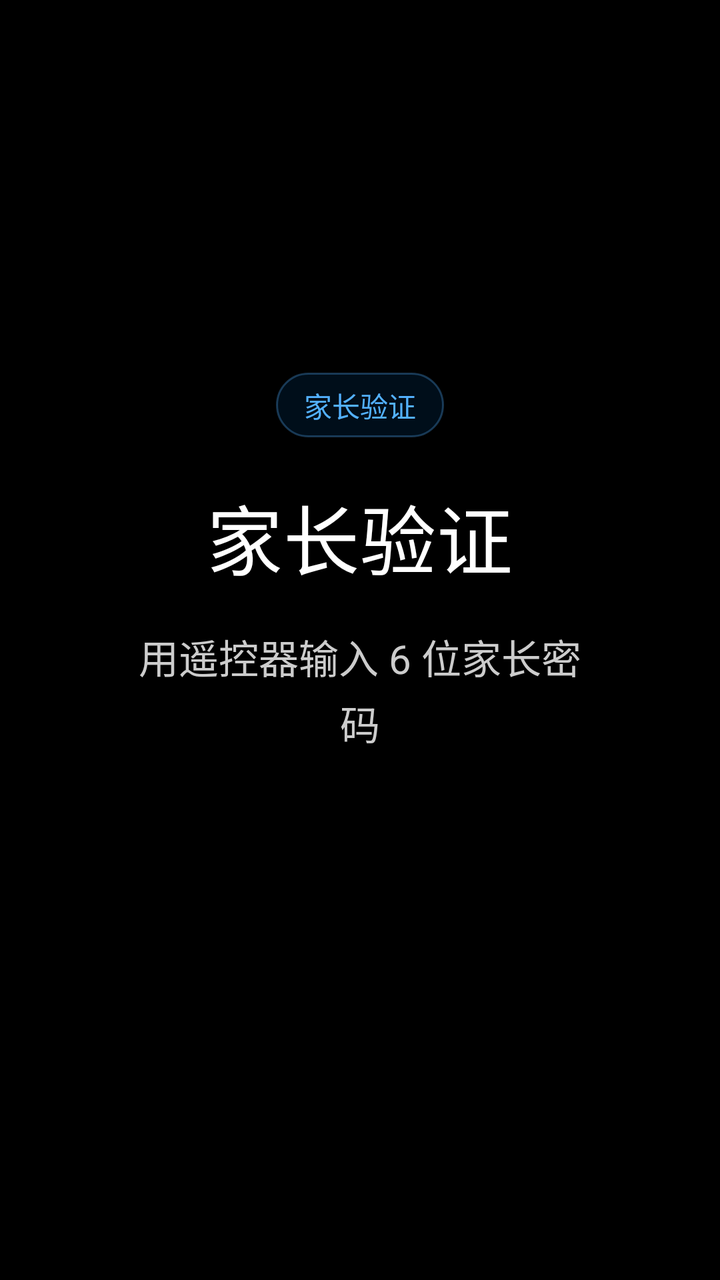
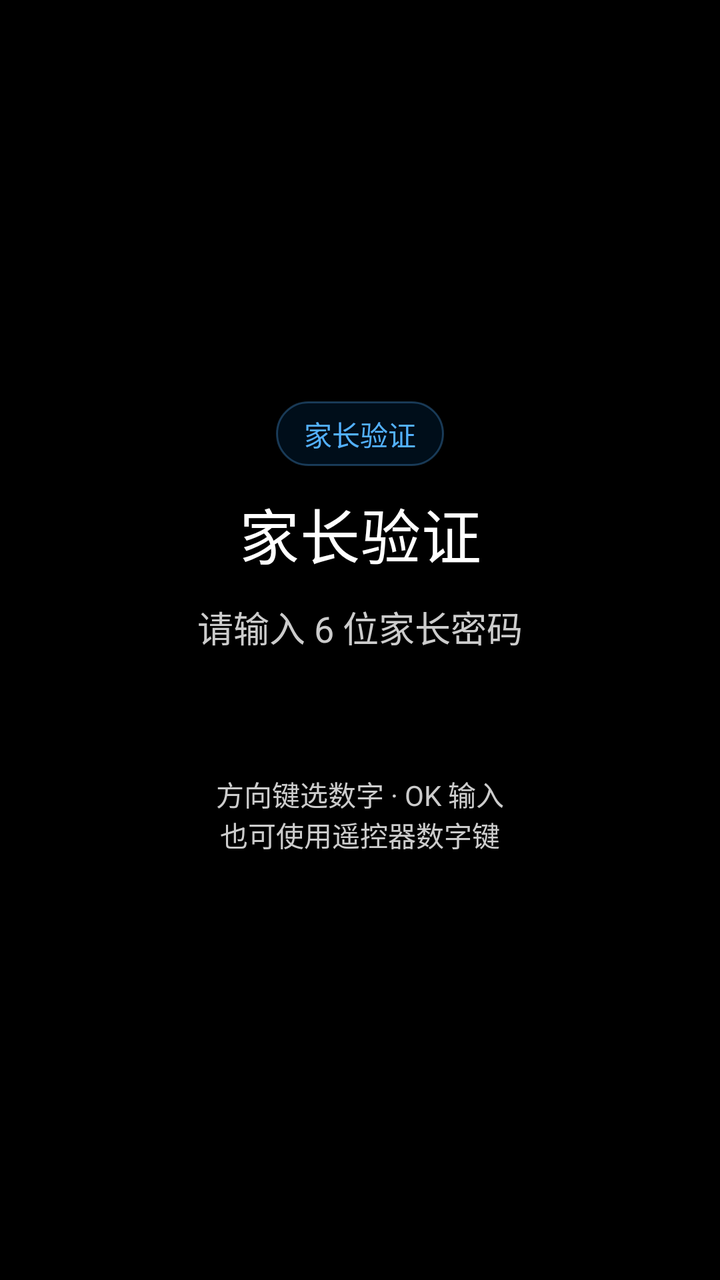

Compare the two renders of this Android layout. The source of the first and the diff that turns it into the second are given below.
<!-- AndroidManifest.xml: application theme android:Theme.DeviceDefault.NoActionBar -->
<!-- res/layout/gate_screen.xml -->
<?xml version="1.0" encoding="utf-8"?>
<LinearLayout xmlns:android="http://schemas.android.com/apk/res/android"
    android:id="@+id/gate_root"
    android:layout_width="match_parent"
    android:layout_height="match_parent"
    android:background="@color/canvas"
    android:gravity="center"
    android:orientation="vertical"
    android:paddingStart="64dp"
    android:paddingEnd="64dp">

    <TextView
        android:id="@+id/lock_brand"
        style="@style/Text.Caption"
        android:layout_width="wrap_content"
        android:layout_height="wrap_content"
        android:background="@drawable/pill_bg"
        android:paddingStart="14dp"
        android:paddingTop="6dp"
        android:paddingEnd="14dp"
        android:paddingBottom="6dp"
        android:text="家长验证"
        android:textColor="@color/accent_light" />

    <TextView
        android:id="@+id/lock_title"
        style="@style/Text.Display"
        android:layout_width="wrap_content"
        android:layout_height="wrap_content"
        android:layout_marginTop="22dp"
        android:gravity="center"
        android:text="家长验证"
        android:textSize="38sp" />

    <TextView
        android:id="@+id/lock_prompt"
        style="@style/Text.Body"
        android:layout_width="wrap_content"
        android:layout_height="wrap_content"
        android:layout_marginTop="18dp"
        android:gravity="center"
        android:text="用遥控器输入 6 位家长密码"
        android:textSize="20sp" />

    <TextView
        android:id="@+id/lock_input"
        style="@style/Text.Accent"
        android:layout_width="wrap_content"
        android:layout_height="wrap_content"
        android:layout_marginTop="22dp"
        android:gravity="center"
        android:minHeight="56dp"
        android:textColor="@color/accent_light"
        android:textSize="40sp" />
</LinearLayout>
<!-- resources referenced by this layout -->
<resources>
  <color name="accent_light">#53B1FF</color>
  <color name="canvas">#000000</color>
  <!-- drawable pill_bg (drawable) -->
  <?xml version="1.0" encoding="utf-8"?>
  <shape xmlns:android="http://schemas.android.com/apk/res/android"
      android:shape="rectangle">
      <solid android:color="#1F0070D1" />
      <corners android:radius="999dp" />
      <stroke android:width="1dp" android:color="#4D53B1FF" />
  </shape>
  <style name="Text.Accent">
          <item name="android:textColor">@color/accent_light</item>
          <item name="android:textSize">30sp</item>
          <item name="android:includeFontPadding">false</item>
      </style>
  <style name="Text.Body">
          <item name="android:textColor">@color/on_dark_mute</item>
          <item name="android:textSize">17sp</item>
          <item name="android:lineSpacingExtra">4dp</item>
          <item name="android:includeFontPadding">false</item>
      </style>
  <style name="Text.Caption">
          <item name="android:textColor">@color/mute_dark</item>
          <item name="android:textSize">14sp</item>
          <item name="android:includeFontPadding">false</item>
      </style>
  <style name="Text.Display">
          <item name="android:textColor">@color/on_dark</item>
          <item name="android:textSize">34sp</item>
          <item name="android:textStyle">normal</item>
          <item name="android:includeFontPadding">false</item>
      </style>
  <color name="on_dark_mute">#CCCCCC</color>
  <color name="mute_dark">#99E5E5E5</color>
  <color name="on_dark">#FFFFFF</color>
</resources>

<!-- the commit's change to res/layout/gate_screen.xml (unified diff, before → after) -->
@@ -1,55 +1,109 @@
 <?xml version="1.0" encoding="utf-8"?>
-<LinearLayout xmlns:android="http://schemas.android.com/apk/res/android"
+<FrameLayout xmlns:android="http://schemas.android.com/apk/res/android"
     android:id="@+id/gate_root"
     android:layout_width="match_parent"
     android:layout_height="match_parent"
     android:background="@color/canvas"
-    android:gravity="center"
-    android:orientation="vertical"
-    android:paddingStart="64dp"
-    android:paddingEnd="64dp">
+    android:paddingLeft="24dp"
+    android:paddingTop="16dp"
+    android:paddingRight="24dp"
+    android:paddingBottom="16dp">
 
-    <TextView
-        android:id="@+id/lock_brand"
-        style="@style/Text.Caption"
-        android:layout_width="wrap_content"
-        android:layout_height="wrap_content"
-        android:background="@drawable/pill_bg"
-        android:paddingStart="14dp"
-        android:paddingTop="6dp"
-        android:paddingEnd="14dp"
-        android:paddingBottom="6dp"
-        android:text="家长验证"
-        android:textColor="@color/accent_light" />
+    <ScrollView
+        android:id="@+id/entry_scroll"
+        android:layout_width="match_parent"
+        android:layout_height="match_parent"
+        android:fillViewport="true"
+        android:focusable="false">
 
-    <TextView
-        android:id="@+id/lock_title"
-        style="@style/Text.Display"
-        android:layout_width="wrap_content"
-        android:layout_height="wrap_content"
-        android:layout_marginTop="22dp"
-        android:gravity="center"
-        android:text="家长验证"
-        android:textSize="38sp" />
+        <FrameLayout
+            android:layout_width="match_parent"
+            android:layout_height="wrap_content">
 
-    <TextView
-        android:id="@+id/lock_prompt"
-        style="@style/Text.Body"
-        android:layout_width="wrap_content"
-        android:layout_height="wrap_content"
-        android:layout_marginTop="18dp"
-        android:gravity="center"
-        android:text="用遥控器输入 6 位家长密码"
-        android:textSize="20sp" />
+            <LinearLayout
+                android:id="@+id/entry_columns"
+                android:layout_width="match_parent"
+                android:layout_height="wrap_content"
+                android:layout_gravity="center"
+                android:baselineAligned="false"
+                android:gravity="center_vertical"
+                android:orientation="vertical">
 
-    <TextView
-        android:id="@+id/lock_input"
-        style="@style/Text.Accent"
-        android:layout_width="wrap_content"
-        android:layout_height="wrap_content"
-        android:layout_marginTop="22dp"
-        android:gravity="center"
-        android:minHeight="56dp"
-        android:textColor="@color/accent_light"
-        android:textSize="40sp" />
-</LinearLayout>
+                <LinearLayout
+                    android:id="@+id/entry_copy"
+                    android:layout_width="match_parent"
+                    android:layout_height="wrap_content"
+                    android:gravity="center_horizontal"
+                    android:orientation="vertical">
+
+                    <TextView
+                        android:id="@+id/lock_brand"
+                        style="@style/Text.Caption"
+                        android:layout_width="wrap_content"
+                        android:layout_height="wrap_content"
+                        android:background="@drawable/pill_bg"
+                        android:paddingLeft="14dp"
+                        android:paddingTop="6dp"
+                        android:paddingRight="14dp"
+                        android:paddingBottom="6dp"
+                        android:text="家长验证"
+                        android:textColor="@color/accent_light" />
+
+                    <TextView
+                        android:id="@+id/lock_title"
+                        style="@style/Text.Display"
+                        android:layout_width="match_parent"
+                        android:layout_height="wrap_content"
+                        android:layout_marginTop="12dp"
+                        android:gravity="center"
+                        android:text="家长验证"
+                        android:textSize="30sp" />
+
+                    <TextView
+                        android:id="@+id/lock_prompt"
+                        style="@style/Text.Body"
+                        android:layout_width="match_parent"
+                        android:layout_height="wrap_content"
+                        android:layout_marginTop="12dp"
+                        android:gravity="center"
+                        android:text="请输入 6 位家长密码"
+                        android:textSize="18sp" />
+
+                    <TextView
+                        android:id="@+id/lock_input"
+                        style="@style/Text.Accent"
+                        android:layout_width="match_parent"
+                        android:layout_height="wrap_content"
+                        android:layout_marginTop="12dp"
+                        android:gravity="center"
+                        android:minHeight="48dp"
+                        android:textColor="@color/accent_light"
+                        android:textSize="32sp" />
+
+                </LinearLayout>
+
+                <LinearLayout
+                    android:id="@+id/keypad_column"
+                    android:layout_width="252dp"
+                    android:layout_height="wrap_content"
+                    android:layout_gravity="center_horizontal"
+                    android:orientation="vertical">
+
+                    <TextView
+                        style="@style/Text.Caption"
+                        android:layout_width="match_parent"
+                        android:layout_height="wrap_content"
+                        android:layout_marginBottom="12dp"
+                        android:gravity="center"
+                        android:text="方向键选数字 · OK 输入\n也可使用遥控器数字键"
+                        android:textColor="@color/on_dark_mute" />
+
+                    <FrameLayout
+                        android:id="@+id/keypad_host"
+                        android:layout_width="match_parent"
+                        android:layout_height="wrap_content" />
+                </LinearLayout>
+            </LinearLayout>
+        </FrameLayout>
+    </ScrollView>
+</FrameLayout>
